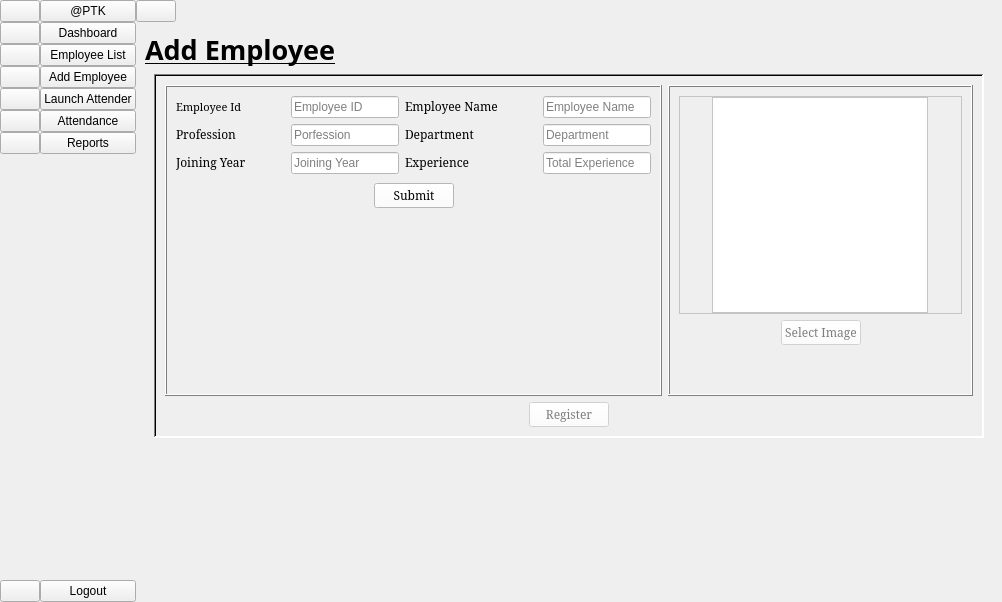
Above: AdminPanel/form.ui from ThePunisher-17/Facial-Recognition-Attendance-Final-Year-BCA before the change. Below: the same form after it.
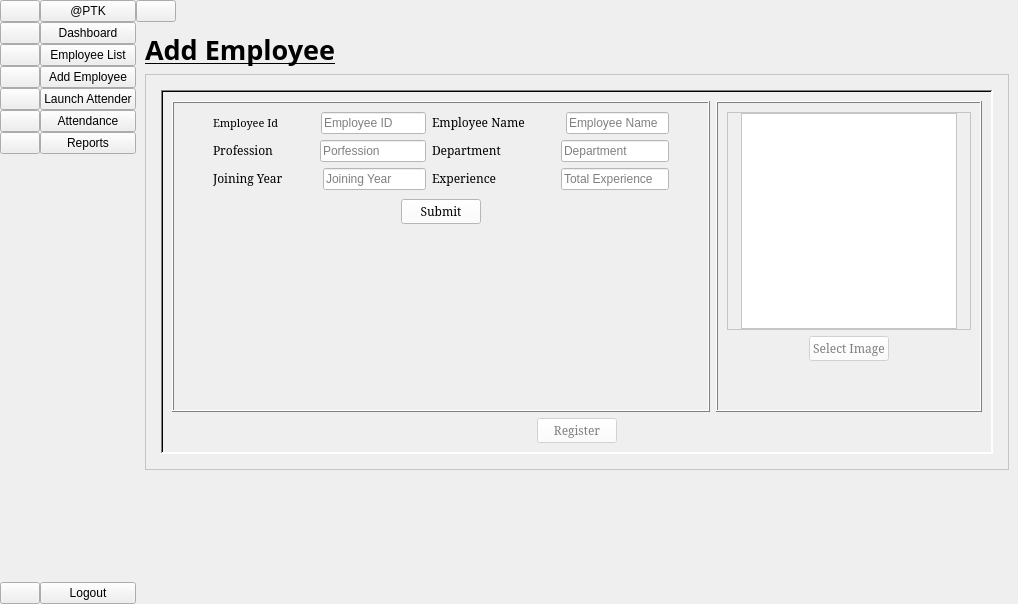
That is the form after the change. The open tabs and pages were chosen to show the change. Icons and pictures are not drawn.

The edit to the form file:
```diff
--- a/AdminPanel/form.ui
+++ b/AdminPanel/form.ui
@@ -6,8 +6,8 @@
    <rect>
     <x>0</x>
     <y>0</y>
-    <width>1002</width>
-    <height>602</height>
+    <width>1018</width>
+    <height>604</height>
    </rect>
   </property>
   <property name="windowTitle">
@@ -860,8 +860,72 @@
       </layout>
      </widget>
      <widget class="QWidget" name="page_3">
+      <layout class="QGridLayout" name="gridLayout_26">
+       <item row="0" column="0">
+        <widget class="QLabel" name="label_2">
+         <property name="font">
+          <font>
+           <family>Rockwell Condensed</family>
+          </font>
+         </property>
+         <property name="frameShape">
+          <enum>QFrame::NoFrame</enum>
+         </property>
+         <property name="text">
+          <string>&lt;html&gt;&lt;head/&gt;&lt;body&gt;&lt;p&gt;&lt;span style=&quot; font-size:20pt; font-weight:700; text-decoration: underline;&quot;&gt;Add Employee&lt;/span&gt;&lt;/p&gt;&lt;/body&gt;&lt;/html&gt;</string>
+         </property>
+        </widget>
+       </item>
+       <item row="1" column="0" colspan="2">
+        <layout class="QHBoxLayout" name="horizontalLayout_17">
+         <item>
+          <spacer name="horizontalSpacer_9">
+           <property name="orientation">
+            <enum>Qt::Horizontal</enum>
+           </property>
+           <property name="sizeHint" stdset="0">
+            <size>
+             <width>18</width>
+             <height>20</height>
+            </size>
+           </property>
+          </spacer>
+         </item>
+         <item>
+          <widget class="QFrame" name="coverFrame">
+           <property name="frameShape">
+            <enum>QFrame::StyledPanel</enum>
+           </property>
+           <property name="frameShadow">
+            <enum>QFrame::Raised</enum>
+           </property>
       <layout class="QGridLayout" name="gridLayout_6">
-       <item row="1" column="1" rowspan="2" colspan="2">
+            <property name="leftMargin">
+             <number>15</number>
+            </property>
+            <property name="topMargin">
+             <number>15</number>
+            </property>
+            <property name="rightMargin">
+             <number>15</number>
+            </property>
+            <property name="bottomMargin">
+             <number>15</number>
+            </property>
+            <item row="0" column="0">
+             <spacer name="horizontalSpacer_34">
+              <property name="orientation">
+               <enum>Qt::Horizontal</enum>
+              </property>
+              <property name="sizeHint" stdset="0">
+               <size>
+                <width>40</width>
+                <height>20</height>
+               </size>
+              </property>
+             </spacer>
+            </item>
+            <item row="0" column="1">
         <widget class="QFrame" name="AddEmpFrame">
          <property name="frameShape">
           <enum>QFrame::WinPanel</enum>
@@ -904,43 +968,7 @@
                     <property name="leftMargin">
                      <number>9</number>
                     </property>
-                    <item row="1" column="1">
-                     <layout class="QHBoxLayout" name="horizontalLayout_14">
-                      <item>
-                       <widget class="QLabel" name="label_6">
-                        <property name="font">
-                         <font>
-                          <family>Elephant</family>
-                         </font>
-                        </property>
-                        <property name="text">
-                         <string>&lt;html&gt;&lt;head/&gt;&lt;body&gt;&lt;p&gt;Department &lt;/p&gt;&lt;/body&gt;&lt;/html&gt;</string>
-                        </property>
-                       </widget>
-                      </item>
-                      <item>
-                       <spacer name="horizontalSpacer_26">
-                        <property name="orientation">
-                         <enum>Qt::Horizontal</enum>
-                        </property>
-                        <property name="sizeHint" stdset="0">
-                         <size>
-                          <width>40</width>
-                          <height>20</height>
-                         </size>
-                        </property>
-                       </spacer>
-                      </item>
-                      <item>
-                       <widget class="QLineEdit" name="empDepartment">
-                        <property name="placeholderText">
-                         <string>Department</string>
-                        </property>
-                       </widget>
-                      </item>
-                     </layout>
-                    </item>
-                    <item row="0" column="0">
+                         <item row="0" column="1">
                      <layout class="QHBoxLayout" name="horizontalLayout_5">
                       <item>
                        <widget class="QLabel" name="empIdLabel">
@@ -982,7 +1010,92 @@
                       </item>
                      </layout>
                     </item>
-                    <item row="1" column="0">
+                         <item row="1" column="2">
+                          <layout class="QHBoxLayout" name="horizontalLayout_14">
+                           <item>
+                            <widget class="QLabel" name="label_6">
+                             <property name="font">
+                              <font>
+                               <family>Elephant</family>
+                              </font>
+                             </property>
+                             <property name="text">
+                              <string>&lt;html&gt;&lt;head/&gt;&lt;body&gt;&lt;p&gt;Department &lt;/p&gt;&lt;/body&gt;&lt;/html&gt;</string>
+                             </property>
+                            </widget>
+                           </item>
+                           <item>
+                            <spacer name="horizontalSpacer_26">
+                             <property name="orientation">
+                              <enum>Qt::Horizontal</enum>
+                             </property>
+                             <property name="sizeHint" stdset="0">
+                              <size>
+                               <width>40</width>
+                               <height>20</height>
+                              </size>
+                             </property>
+                            </spacer>
+                           </item>
+                           <item>
+                            <widget class="QLineEdit" name="empDepartment">
+                             <property name="placeholderText">
+                              <string>Department</string>
+                             </property>
+                            </widget>
+                           </item>
+                          </layout>
+                         </item>
+                         <item row="0" column="0">
+                          <spacer name="horizontalSpacer_38">
+                           <property name="orientation">
+                            <enum>Qt::Horizontal</enum>
+                           </property>
+                           <property name="sizeHint" stdset="0">
+                            <size>
+                             <width>40</width>
+                             <height>20</height>
+                            </size>
+                           </property>
+                          </spacer>
+                         </item>
+                         <item row="2" column="1">
+                          <layout class="QHBoxLayout" name="horizontalLayout_9">
+                           <item>
+                            <widget class="QLabel" name="label_8">
+                             <property name="font">
+                              <font>
+                               <family>Elephant</family>
+                              </font>
+                             </property>
+                             <property name="text">
+                              <string>&lt;html&gt;&lt;head/&gt;&lt;body&gt;&lt;p&gt;Joining Year&lt;/p&gt;&lt;/body&gt;&lt;/html&gt;</string>
+                             </property>
+                            </widget>
+                           </item>
+                           <item>
+                            <spacer name="horizontalSpacer_24">
+                             <property name="orientation">
+                              <enum>Qt::Horizontal</enum>
+                             </property>
+                             <property name="sizeHint" stdset="0">
+                              <size>
+                               <width>40</width>
+                               <height>20</height>
+                              </size>
+                             </property>
+                            </spacer>
+                           </item>
+                           <item>
+                            <widget class="QLineEdit" name="empJoiningYear">
+                             <property name="placeholderText">
+                              <string>Joining Year</string>
+                             </property>
+                            </widget>
+                           </item>
+                          </layout>
+                         </item>
+                         <item row="1" column="1">
                      <layout class="QHBoxLayout" name="horizontalLayout_7">
                       <item>
                        <widget class="QLabel" name="label_7">
@@ -1022,7 +1135,7 @@
                       </item>
                      </layout>
                     </item>
-                    <item row="0" column="1">
+                         <item row="0" column="2">
                      <layout class="QHBoxLayout" name="horizontalLayout_6">
                       <item>
                        <widget class="QLabel" name="empNameLabel">
@@ -1058,43 +1171,7 @@
                       </item>
                      </layout>
                     </item>
-                    <item row="2" column="0">
-                     <layout class="QHBoxLayout" name="horizontalLayout_9">
-                      <item>
-                       <widget class="QLabel" name="label_8">
-                        <property name="font">
-                         <font>
-                          <family>Elephant</family>
-                         </font>
-                        </property>
-                        <property name="text">
-                         <string>&lt;html&gt;&lt;head/&gt;&lt;body&gt;&lt;p&gt;Joining Year&lt;/p&gt;&lt;/body&gt;&lt;/html&gt;</string>
-                        </property>
-                       </widget>
-                      </item>
-                      <item>
-                       <spacer name="horizontalSpacer_24">
-                        <property name="orientation">
-                         <enum>Qt::Horizontal</enum>
-                        </property>
-                        <property name="sizeHint" stdset="0">
-                         <size>
-                          <width>40</width>
-                          <height>20</height>
-                         </size>
-                        </property>
-                       </spacer>
-                      </item>
-                      <item>
-                       <widget class="QLineEdit" name="empJoiningYear">
-                        <property name="placeholderText">
-                         <string>Joining Year</string>
-                        </property>
-                       </widget>
-                      </item>
-                     </layout>
-                    </item>
-                    <item row="2" column="1">
+                         <item row="2" column="2">
                      <layout class="QHBoxLayout" name="horizontalLayout_8">
                       <item>
                        <widget class="QLabel" name="label_10">
@@ -1130,6 +1207,19 @@
                       </item>
                      </layout>
                     </item>
+                         <item row="0" column="3">
+                          <spacer name="horizontalSpacer_39">
+                           <property name="orientation">
+                            <enum>Qt::Horizontal</enum>
+                           </property>
+                           <property name="sizeHint" stdset="0">
+                            <size>
+                             <width>40</width>
+                             <height>20</height>
+                            </size>
+                           </property>
+                          </spacer>
+                         </item>
                    </layout>
                   </widget>
                  </item>
@@ -1458,48 +1548,7 @@
          </layout>
         </widget>
        </item>
-       <item row="3" column="2">
-        <spacer name="verticalSpacer_11">
-         <property name="orientation">
-          <enum>Qt::Vertical</enum>
-         </property>
-         <property name="sizeHint" stdset="0">
-          <size>
-           <width>20</width>
-           <height>124</height>
-          </size>
-         </property>
-        </spacer>
-       </item>
-       <item row="1" column="3">
-        <spacer name="horizontalSpacer_9">
-         <property name="orientation">
-          <enum>Qt::Horizontal</enum>
-         </property>
-         <property name="sizeHint" stdset="0">
-          <size>
-           <width>4</width>
-           <height>20</height>
-          </size>
-         </property>
-        </spacer>
-       </item>
-       <item row="0" column="0" colspan="4">
-        <widget class="QLabel" name="label_2">
-         <property name="font">
-          <font>
-           <family>Rockwell Condensed</family>
-          </font>
-         </property>
-         <property name="frameShape">
-          <enum>QFrame::NoFrame</enum>
-         </property>
-         <property name="text">
-          <string>&lt;html&gt;&lt;head/&gt;&lt;body&gt;&lt;p&gt;&lt;span style=&quot; font-size:20pt; font-weight:700; text-decoration: underline;&quot;&gt;Add Employee&lt;/span&gt;&lt;/p&gt;&lt;/body&gt;&lt;/html&gt;</string>
-         </property>
-        </widget>
-       </item>
-       <item row="2" column="0">
+            <item row="0" column="2">
         <spacer name="horizontalSpacer_8">
          <property name="orientation">
           <enum>Qt::Horizontal</enum>
@@ -1508,6 +1557,37 @@
           <size>
            <width>4</width>
            <height>20</height>
+               </size>
+              </property>
+             </spacer>
+            </item>
+           </layout>
+          </widget>
+         </item>
+         <item>
+          <spacer name="horizontalSpacer_35">
+           <property name="orientation">
+            <enum>Qt::Horizontal</enum>
+           </property>
+           <property name="sizeHint" stdset="0">
+            <size>
+             <width>22</width>
+             <height>20</height>
+            </size>
+           </property>
+          </spacer>
+         </item>
+        </layout>
+       </item>
+       <item row="2" column="1">
+        <spacer name="verticalSpacer_10">
+         <property name="orientation">
+          <enum>Qt::Vertical</enum>
+         </property>
+         <property name="sizeHint" stdset="0">
+          <size>
+           <width>20</width>
+           <height>92</height>
           </size>
          </property>
         </spacer>
```
Left out of the diff: 1189 changed lines with no effect on the pictures. Lines whose indentation alone changed are shown as unchanged.
